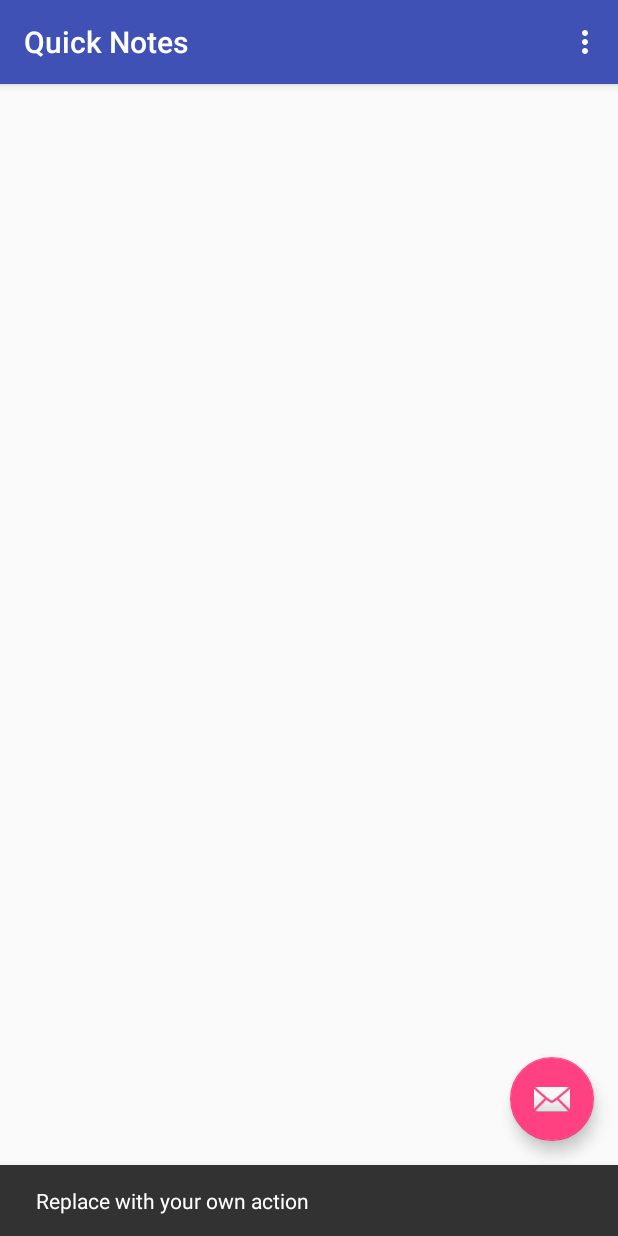
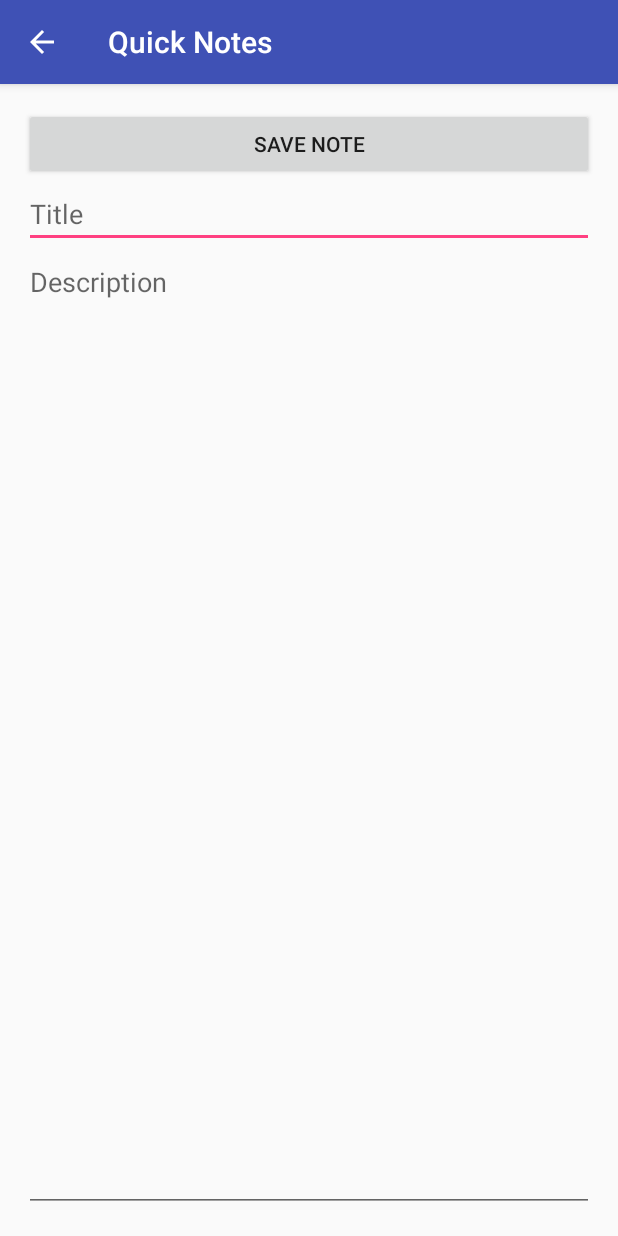
Before and after one commit to sreimler/quicknotes, an Android app: the screen it shows after launch (MainActivity before the commit, EditNoteActivity after it), after a tap on an icon or button, on a phone screen of 412 x 824 dp. Run offline under Robolectric (Android 15) with nearby library versions, the phone set to English and light mode, and no system bars; our stand-ins replace ButterKnife, Firebase (no records; nobody signed in at launch, a user with empty details on screens opened directly), Timber; 1 statement that could not run was skipped.

Commit message:
Added note creation/editing activity and fragment including upload of new note objects to the Firebase db

```diff
--- a/app/src/main/java/com/sreimler/quicknotes/adapters/NoteViewHolder.java
+++ b/app/src/main/java/com/sreimler/quicknotes/adapters/NoteViewHolder.java
@@ -31,10 +31,10 @@ import butterknife.ButterKnife;
  */
 public class NoteViewHolder extends RecyclerView.ViewHolder {
 
-    @BindView(R.id.item_note__txtv_title)
+    @BindView(R.id.note_item__txtv_title)
     TextView mTitleView;
 
-    @BindView(R.id.item_note__txtv_text)
+    @BindView(R.id.note_item__txtv_text)
     TextView mTextView;
 
     public NoteViewHolder(View v) {
--- a/app/src/main/java/com/sreimler/quicknotes/data/Note.java
+++ b/app/src/main/java/com/sreimler/quicknotes/data/Note.java
@@ -23,6 +23,8 @@ import com.google.firebase.database.IgnoreExtraProperties;
  */
 @IgnoreExtraProperties
 public class Note {
+
+    public static final String NOTES_CHILD = "notes";
 
     private String title;
     private String text;
--- /dev/null
+++ b/app/src/main/java/com/sreimler/quicknotes/ui/EditNoteActivity.java
@@ -0,0 +1,44 @@
+/*
+ * Copyright 2016 Sören Reimler
+ *
+ * Licensed under the Apache License, Version 2.0 (the "License");
+ * you may not use this file except in compliance with the License.
+ * You may obtain a copy of the License at
+ *
+ *     http://www.apache.org/licenses/LICENSE-2.0
+ *
+ * Unless required by applicable law or agreed to in writing, software
+ * distributed under the License is distributed on an "AS IS" BASIS,
+ * WITHOUT WARRANTIES OR CONDITIONS OF ANY KIND, either express or implied.
+ * See the License for the specific language governing permissions and
+ * limitations under the License.
+ */
+
+package com.sreimler.quicknotes.ui;
+
+import android.os.Bundle;
+import android.support.v7.app.AppCompatActivity;
+
+import com.sreimler.quicknotes.R;
+
+/**
+ * Handles the creation and editing of notes.
+ */
+public class EditNoteActivity extends AppCompatActivity implements EditNoteFragment.OnNoteSavedListener {
+
+    @Override
+    protected void onCreate(Bundle savedInstanceState) {
+        super.onCreate(savedInstanceState);
+        setContentView(R.layout.activity_edit_note);
+
+        getSupportFragmentManager()
+                .beginTransaction()
+                .add(android.R.id.content, EditNoteFragment.newInstance())
+                .commit();
+    }
+
+    @Override
+    public void noteSaved() {
+        finish();
+    }
+}
--- /dev/null
+++ b/app/src/main/java/com/sreimler/quicknotes/ui/EditNoteFragment.java
@@ -0,0 +1,101 @@
+/*
+ * Copyright 2016 Sören Reimler
+ *
+ * Licensed under the Apache License, Version 2.0 (the "License");
+ * you may not use this file except in compliance with the License.
+ * You may obtain a copy of the License at
+ *
+ *     http://www.apache.org/licenses/LICENSE-2.0
+ *
+ * Unless required by applicable law or agreed to in writing, software
+ * distributed under the License is distributed on an "AS IS" BASIS,
+ * WITHOUT WARRANTIES OR CONDITIONS OF ANY KIND, either express or implied.
+ * See the License for the specific language governing permissions and
+ * limitations under the License.
+ */
+
+package com.sreimler.quicknotes.ui;
+
+import android.content.Context;
+import android.os.Bundle;
+import android.support.v4.app.Fragment;
+import android.view.LayoutInflater;
+import android.view.View;
+import android.view.ViewGroup;
+import android.widget.EditText;
+
+import com.google.firebase.database.DatabaseReference;
+import com.google.firebase.database.FirebaseDatabase;
+import com.sreimler.quicknotes.R;
+import com.sreimler.quicknotes.data.Note;
+
+import butterknife.BindView;
+import butterknife.ButterKnife;
+import butterknife.OnClick;
+
+/**
+ * Provides a form for note creation and editing.
+ */
+public class EditNoteFragment extends Fragment {
+
+    @BindView(R.id.edit_note__etxt_note_title)
+    EditText mTitleTxt;
+
+    @BindView(R.id.edit_note__etxt_note_text)
+    EditText mTextTxt;
+
+    private OnNoteSavedListener mListener;
+    private DatabaseReference mDatabaseReference;
+
+    public EditNoteFragment() {
+    }
+
+    /**
+     * Creates an instance of {@link EditNoteFragment}.
+     *
+     * @return The fragment instance
+     */
+    public static EditNoteFragment newInstance() {
+        return new EditNoteFragment();
+    }
+
+    // Container activity must implement this interface
+    public interface OnNoteSavedListener {
+        void noteSaved();
+    }
+
+    @Override
+    public View onCreateView(LayoutInflater inflater, ViewGroup container, Bundle savedInstanceState) {
+        View view = inflater.inflate(R.layout.fragment_edit_note, container, false);
+        ButterKnife.bind(this, view);
+
+        return view;
+    }
+
+    @Override
+    public void onAttach(Context context) {
+        super.onAttach(context);
+
+        // Ensure that the container implements the callback
+        try {
+            mListener = (OnNoteSavedListener) context;
+        } catch (ClassCastException e) {
+            throw new ClassCastException(context.toString()
+                    + " must implement OnNoteSavedListener");
+        }
+    }
+
+    @OnClick(R.id.edit_note__btn_save)
+    protected void save() {
+        String title = mTitleTxt.getText().toString();
+        String text = mTextTxt.getText().toString();
+        Note note = new Note(title, text);
+
+        // Store note in Firebase
+        mDatabaseReference = FirebaseDatabase.getInstance().getReference();
+        mDatabaseReference.child(Note.NOTES_CHILD).push().setValue(note);
+
+        // Inform the hosting activity
+        mListener.noteSaved();
+    }
+}
--- a/app/src/main/java/com/sreimler/quicknotes/ui/MainActivity.java
+++ b/app/src/main/java/com/sreimler/quicknotes/ui/MainActivity.java
@@ -16,9 +16,12 @@
 
 package com.sreimler.quicknotes.ui;
 
+import android.app.Fragment;
+import android.app.FragmentManager;
+import android.app.FragmentTransaction;
+import android.content.Intent;
 import android.os.Bundle;
 import android.support.design.widget.FloatingActionButton;
-import android.support.design.widget.Snackbar;
 import android.support.v7.app.AppCompatActivity;
 import android.support.v7.widget.Toolbar;
 import android.view.Menu;
@@ -28,9 +31,11 @@ import android.view.View;
 import com.sreimler.quicknotes.R;
 
 /**
- * Coordinates the views of the app.
+ * Coordinates the main view of the app.
  */
 public class MainActivity extends AppCompatActivity {
+
+    private FragmentManager mFragmentManager;
 
     @Override
     protected void onCreate(Bundle savedInstanceState) {
@@ -39,22 +44,22 @@ public class MainActivity extends AppCompatActivity {
         Toolbar toolbar = (Toolbar) findViewById(R.id.toolbar);
         setSupportActionBar(toolbar);
 
+        mFragmentManager = getFragmentManager();
+
         FloatingActionButton fab = (FloatingActionButton) findViewById(R.id.fab);
-        fab.setOnClickListener(new View.OnClickListener() {
-            @Override
-            public void onClick(View view) {
-                Snackbar.make(view, "Replace with your own action", Snackbar.LENGTH_LONG)
-                        .setAction("Action", null).show();
-            }
-        });
+        if (fab != null) {
+            fab.setOnClickListener(new View.OnClickListener() {
+                @Override
+                public void onClick(View view) {
+                    Intent intent = new Intent(MainActivity.this, EditNoteActivity.class);
+                    startActivity(intent);
+                }
+            });
+        }
 
         if (savedInstanceState == null) {
             // On the first launch of the activity, add a note list fragment
-            getFragmentManager()
-                    .beginTransaction()
-                    .add(R.id.container, NoteListFragment.newInstance())
-                    .addToBackStack(null)
-                    .commit();
+            addFragment(NoteListFragment.newInstance());
         }
     }
 
@@ -79,4 +84,21 @@ public class MainActivity extends AppCompatActivity {
 
         return super.onOptionsItemSelected(item);
     }
+
+    private void addFragment(Fragment fragment) {
+        FragmentTransaction transaction = mFragmentManager.beginTransaction();
+
+        if (mFragmentManager.getBackStackEntryCount() == 0) {
+            // The first fragment should be added to the container
+            // and not be placed in the back stack
+            transaction.add(R.id.container, fragment);
+        } else {
+            // Consecutive fragments should replace the initial fragment
+            // and be added to the back stack to allow proper navigation
+            transaction.replace(R.id.container, fragment)
+                    .addToBackStack(null);
+        }
+
+        transaction.commit();
+    }
 }
--- a/app/src/main/java/com/sreimler/quicknotes/ui/NoteListFragment.java
+++ b/app/src/main/java/com/sreimler/quicknotes/ui/NoteListFragment.java
@@ -39,8 +39,6 @@ import butterknife.ButterKnife;
  */
 public class NoteListFragment extends Fragment {
 
-    public static final String NOTES_CHILD = "notes";
-
     private DatabaseReference mReference;
 
     @BindView(R.id.fragment_note_list__recycler_view)
@@ -51,6 +49,7 @@ public class NoteListFragment extends Fragment {
 
     /**
      * Creates an instance of {@link NoteListFragment}.
+     *
      * @return The fragment instance
      */
     public static NoteListFragment newInstance() {
@@ -73,7 +72,7 @@ public class NoteListFragment extends Fragment {
                 Note.class,
                 R.layout.item_note,
                 NoteViewHolder.class,
-                mReference.child(NOTES_CHILD)) {
+                mReference.child(Note.NOTES_CHILD)) {
             @Override
             protected void populateViewHolder(NoteViewHolder viewHolder, Note note, int position) {
                 viewHolder.bind(note);
--- /dev/null
+++ b/app/src/main/res/layout/activity_edit_note.xml
@@ -0,0 +1,29 @@
+<?xml version="1.0" encoding="utf-8"?>
+<!--
+  ~ Copyright 2016 Sören Reimler
+  ~
+  ~ Licensed under the Apache License, Version 2.0 (the "License");
+  ~ you may not use this file except in compliance with the License.
+  ~ You may obtain a copy of the License at
+  ~
+  ~     http://www.apache.org/licenses/LICENSE-2.0
+  ~
+  ~ Unless required by applicable law or agreed to in writing, software
+  ~ distributed under the License is distributed on an "AS IS" BASIS,
+  ~ WITHOUT WARRANTIES OR CONDITIONS OF ANY KIND, either express or implied.
+  ~ See the License for the specific language governing permissions and
+  ~ limitations under the License.
+  -->
+
+<RelativeLayout
+    xmlns:android="http://schemas.android.com/apk/res/android"
+    xmlns:tools="http://schemas.android.com/tools"
+    android:layout_width="match_parent"
+    android:layout_height="match_parent"
+    android:paddingBottom="@dimen/activity_vertical_margin"
+    android:paddingLeft="@dimen/activity_horizontal_margin"
+    android:paddingRight="@dimen/activity_horizontal_margin"
+    android:paddingTop="@dimen/activity_vertical_margin"
+    tools:context="com.sreimler.quicknotes.ui.EditNoteActivity">
+
+</RelativeLayout>
--- a/app/src/main/res/layout/activity_main.xml
+++ b/app/src/main/res/layout/activity_main.xml
@@ -50,6 +50,6 @@
         android:layout_height="wrap_content"
         android:layout_gravity="bottom|end"
         android:layout_margin="@dimen/fab_margin"
-        android:src="@android:drawable/ic_dialog_email"/>
+        android:src="@mipmap/ic_add_white_48dp"/>
 
 </android.support.design.widget.CoordinatorLayout>
--- /dev/null
+++ b/app/src/main/res/layout/fragment_edit_note.xml
@@ -0,0 +1,52 @@
+<?xml version="1.0" encoding="utf-8"?>
+<!--
+  ~ Copyright 2016 Sören Reimler
+  ~
+  ~ Licensed under the Apache License, Version 2.0 (the "License");
+  ~ you may not use this file except in compliance with the License.
+  ~ You may obtain a copy of the License at
+  ~
+  ~     http://www.apache.org/licenses/LICENSE-2.0
+  ~
+  ~ Unless required by applicable law or agreed to in writing, software
+  ~ distributed under the License is distributed on an "AS IS" BASIS,
+  ~ WITHOUT WARRANTIES OR CONDITIONS OF ANY KIND, either express or implied.
+  ~ See the License for the specific language governing permissions and
+  ~ limitations under the License.
+  -->
+
+<LinearLayout xmlns:android="http://schemas.android.com/apk/res/android"
+              xmlns:tools="http://schemas.android.com/tools"
+              android:layout_width="match_parent"
+              android:layout_height="match_parent"
+              android:orientation="vertical"
+              android:paddingBottom="@dimen/activity_vertical_margin"
+              android:paddingLeft="@dimen/activity_horizontal_margin"
+              android:paddingRight="@dimen/activity_horizontal_margin"
+              android:paddingTop="@dimen/activity_vertical_margin"
+              tools:context=".ui.EditNoteFragment">
+
+    <Button
+        android:id="@+id/edit_note__btn_save"
+        android:layout_width="match_parent"
+        android:layout_height="wrap_content"
+        android:text="@string/save_note_button_text"
+        android:textAppearance="@style/TextAppearance.AppCompat.Button"/>
+
+    <EditText
+        android:id="@+id/edit_note__etxt_note_title"
+        android:layout_width="match_parent"
+        android:layout_height="wrap_content"
+        android:hint="@string/hint_etxt_title"/>
+
+    <EditText
+        android:layout_width="match_parent"
+        android:layout_height="0dp"
+        android:inputType="textMultiLine"
+        android:id="@+id/edit_note__etxt_note_text"
+        android:hint="@string/hint_etxt_text"
+        android:lines="10"
+        android:gravity="top"
+        android:layout_weight="1"/>
+
+</LinearLayout>
--- a/app/src/main/res/values/strings.xml
+++ b/app/src/main/res/values/strings.xml
@@ -1,4 +1,8 @@
 <resources>
     <string name="app_name">Quick Notes</string>
     <string name="action_settings">Settings</string>
+    <string name="hint_etxt_title">Title</string>
+    <string name="hint_etxt_text">Description</string>
+    <string name="save_note_button_text">Save Note</string>
+    <string name="notes_child">notes</string>
 </resources>
```
Also changed, not shown: app/src/main/AndroidManifest.xml (+8 -2 lines), app/src/main/res/mipmap-hdpi/ic_add_white_48dp.png (added), app/src/main/res/mipmap-mdpi/ic_add_white_48dp.png (added), app/src/main/res/mipmap-xhdpi/ic_add_white_48dp.png (added), app/src/main/res/mipmap-xxhdpi/ic_add_white_48dp.png (added), app/src/main/res/mipmap-xxxhdpi/ic_add_white_48dp.png (added).
